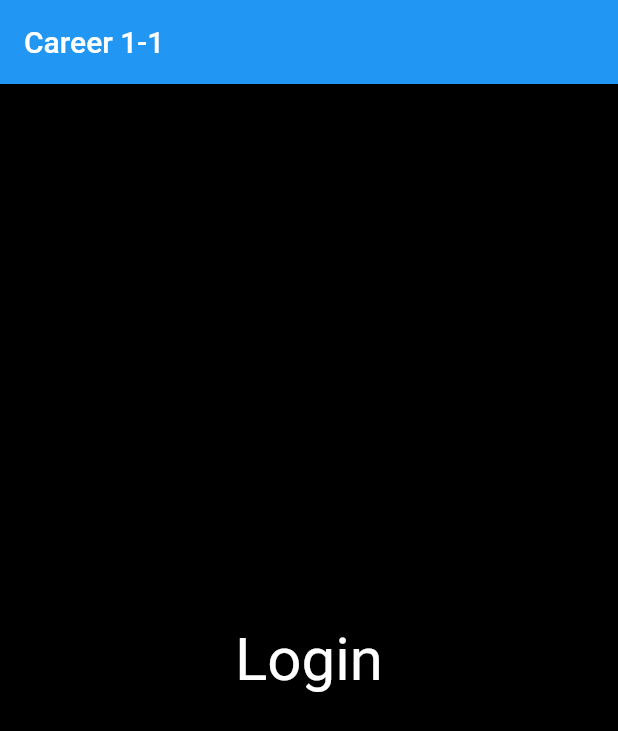
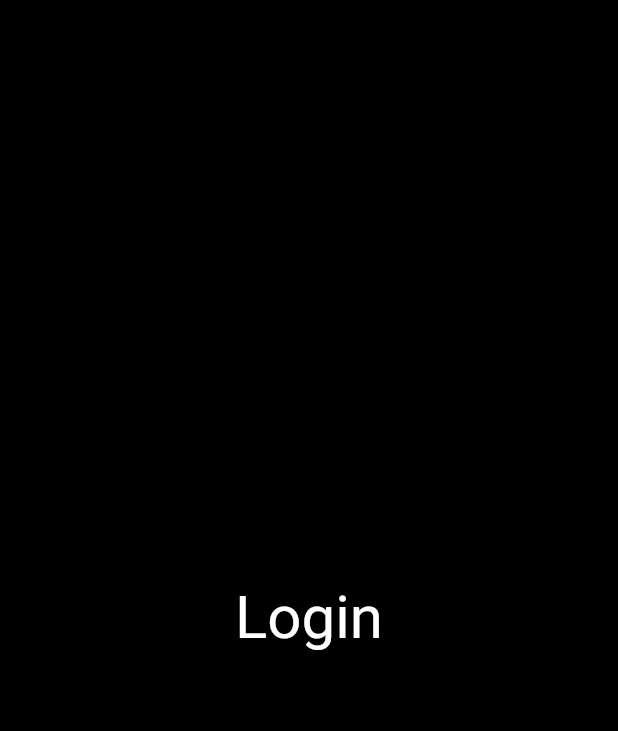
Before and after one commit to Sanket-Mathur/mentor_volunteers, a Flutter app: the screen it shows after launch, on a phone screen of 412 x 824 dp. Shown: the top 731 px of the screen. Run offline on Flutter 3.47's test engine with Material 2 defaults, Android fonts, the phone set to English and light mode, and no system bars.

Commit message:
fix: MaterialApp structure and settig theme

```diff
--- a/lib/main.dart
+++ b/lib/main.dart
@@ -3,8 +3,19 @@ import 'package:flutter/material.dart';
 
 import 'screens/Login.dart';
 
-void main() => runApp(const MaterialApp(
-      home: LandingPage(),
+// parent application widget
+void main() => runApp(MaterialApp(
+      debugShowCheckedModeBanner: false,
+      title: 'Career 1-1',
+      theme: ThemeData(
+        scaffoldBackgroundColor: Colors.black,
+        textTheme: const TextTheme(
+          bodyText2: TextStyle(
+            color: Colors.white,
+          ),
+        ),
+      ),
+      home: const LandingPage(),
     ));
 
 class LandingPage extends StatefulWidget {
@@ -17,11 +28,13 @@ class LandingPage extends StatefulWidget {
 }
 
 class LandingPageState extends State<LandingPage> {
+  // timer for 4 seconds before redirecting from splash screen
   startTime() async {
     var duration = const Duration(seconds: 4);
     return Timer(duration, route);
   }
 
+  // route to login page with page replacement
   route() {
     Navigator.pushReplacement(
         context, MaterialPageRoute(builder: (context) => const Login()));
@@ -35,18 +48,7 @@ class LandingPageState extends State<LandingPage> {
 
   @override
   Widget build(BuildContext context) {
-    return MaterialApp(
-      debugShowCheckedModeBanner: false,
-      title: 'Career 1-1',
-      theme: ThemeData(
-        scaffoldBackgroundColor: Colors.black,
-        textTheme: const TextTheme(
-          bodyText2: TextStyle(
-            color: Colors.white,
-          ),
-        ),
-      ),
-      home: Scaffold(
+    return Scaffold(
       body: Center(
         child: Column(
           mainAxisAlignment: MainAxisAlignment.center,
@@ -74,7 +76,6 @@ class LandingPageState extends State<LandingPage> {
           ],
         ),
       ),
-      ),
     );
   }
 }
--- a/lib/screens/Login.dart
+++ b/lib/screens/Login.dart
@@ -5,21 +5,7 @@ class Login extends StatelessWidget {
 
   @override
   Widget build(BuildContext context) {
-    return MaterialApp(
-      debugShowCheckedModeBanner: false,
-      title: 'Career 1-1',
-      theme: ThemeData(
-        scaffoldBackgroundColor: Colors.black,
-        textTheme: const TextTheme(
-          bodyText2: TextStyle(
-            color: Colors.white,
-          ),
-        ),
-      ),
-      home: Scaffold(
-        appBar: AppBar(
-          title: const Text('Career 1-1'),
-        ),
+    return Scaffold(
       body: Center(
         child: Column(
           mainAxisAlignment: MainAxisAlignment.center,
@@ -33,7 +19,6 @@ class Login extends StatelessWidget {
           ],
         ),
       ),
-      ),
     );
   }
 }
```
Lines whose indentation alone changed are shown as unchanged.
